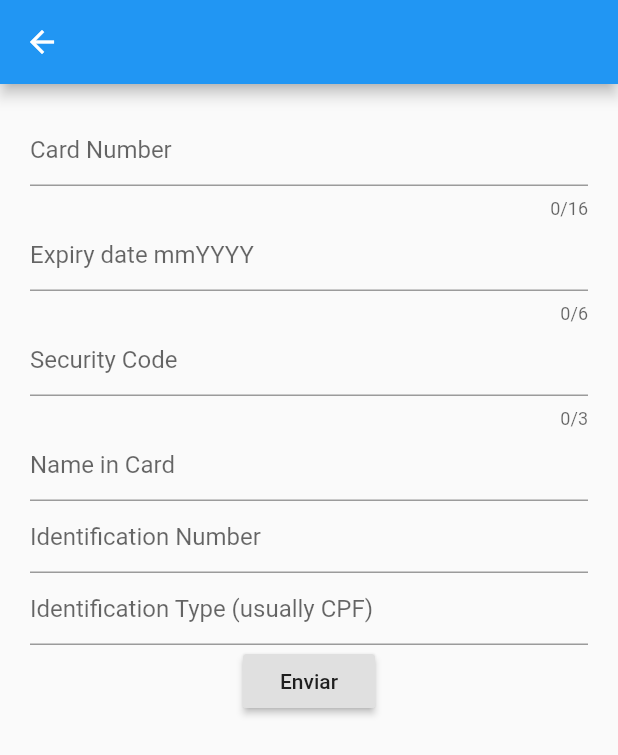
After one commit to WilliamBz12/mercado-pago-flutter, a Flutter app: the screen it shows after launch, after a tap on "Adicionar Cartão", on a phone screen of 412 x 824 dp. The commit adds this screen. Shown: the top 755 px of the screen. Run offline on Flutter 3.47's test engine with Material 2 defaults, Android fonts, the phone set to English and light mode, and no system bars; our stand-ins replace dio; network calls fail.

Commit message:
add examples some corrections

```diff
--- a/example/lib/main.dart
+++ b/example/lib/main.dart
@@ -1,5 +1,10 @@
+import 'package:example/pages/add_card_page.dart';
+import 'package:example/pages/associate_card_with_user_page.dart';
 import 'package:flutter/material.dart';
 import 'package:mercado_pago_flutter/mercado_pago_flutter.dart';
+
+import 'pages/create_user_page.dart';
+import 'pages/generate_token_to_payment_page.dart';
 
 void main() => runApp(MyApp());
 
@@ -19,42 +24,67 @@ class MyHomePage extends StatefulWidget {
 }
 
 class _MyHomePageState extends State<MyHomePage> {
-
   final _myCredentials = MercadoPagoCredentials(
     publicKey: "TEST-c4dddf49-fb1d-4255-a533-771893450ca1",
     accessToken:
         "TEST-5561621576284332-050814-31ec2e6e955becf249b25184d0f12114-172873986",
   );
 
-
-  Future<String> createAnCustomer() async {
-    final customerService = MercadoPagoCustomerService(
-      credentials: _myCredentials,
-    );
-
-    final customerId = await customerService.create(
-      customer: MercadoPagoCustomerModel(
-        email: "ana@gmail.com",
-        firstName: "will",
-        lastName: "santos",
-        identification: MercadoPagoIdentificationModel(
-          number: "10205236030",
-          type: "CPF",
-        ),
-      ),
-    );
-
-    return customerId;
-  }
-
   @override
   Widget build(BuildContext context) {
     return Scaffold(
-      body: Center(
-        child: RaisedButton(
-          onPressed: createAnCustomer,
-          child: Text("Criar cliente"),
-        ),
+      appBar: AppBar(),
+      body: Column(
+        children: <Widget>[
+          RaisedButton(
+            onPressed: () {
+              Navigator.push(
+                context,
+                MaterialPageRoute(
+                    builder: (context) => AddCardPage(
+                          mercadoPagoCredentials: _myCredentials,
+                        )),
+              );
+            },
+            child: Text("Adicionar Cartão"),
+          ),
+          RaisedButton(
+            onPressed: () {
+              Navigator.push(
+                context,
+                MaterialPageRoute(
+                    builder: (context) => CreateUserPage(
+                          mercadoPagoCredentials: _myCredentials,
+                        )),
+              );
+            },
+            child: Text("Adicionar usuario"),
+          ),
+          RaisedButton(
+            onPressed: () {
+              Navigator.push(
+                context,
+                MaterialPageRoute(
+                    builder: (context) => AssociateCardWithUserPage(
+                          mercadoPagoCredentials: _myCredentials,
+                        )),
+              );
+            },
+            child: Text("Associar cartão com usuario"),
+          ),
+          RaisedButton(
+            onPressed: () {
+              Navigator.push(
+                context,
+                MaterialPageRoute(
+                    builder: (context) => GeneateTokentoPaymentePage(
+                          mercadoPagoCredentials: _myCredentials,
+                        )),
+              );
+            },
+            child: Text("Gerar Toekn de Pagamento"),
+          ),
+        ],
       ),
     );
   }
--- /dev/null
+++ b/example/lib/pages/add_card_page.dart
@@ -0,0 +1,107 @@
+import 'package:flutter/material.dart';
+import 'package:mercado_pago_flutter/mercado_pago_flutter.dart';
+
+class AddCardPage extends StatefulWidget {
+  final MercadoPagoCredentials mercadoPagoCredentials;
+
+  AddCardPage({this.mercadoPagoCredentials});
+
+  @override
+  _AddCardPageState createState() => _AddCardPageState();
+}
+
+class _AddCardPageState extends State<AddCardPage> {
+  MercadoPagoCardService _cardService;
+
+  final _cardNumber$ = TextEditingController();
+  final _cardExpiry$ = TextEditingController();
+  final _cardHolderName$ = TextEditingController();
+  final _cvv$ = TextEditingController();
+  final _identification$ = TextEditingController();
+  final _identificationType$ = TextEditingController();
+
+  void _addCard() async {
+    final _card = MercadoPagoCreditCardModel(
+      cardNumber: _cardNumber$.text,
+      expirationMonth: _cardExpiry$.text.substring(0, 2),
+      expirationYear: _cardExpiry$.text.substring(2, 6),
+      lastFourDigits: _cardNumber$.text.substring(12, 16),
+      securityCode: _cvv$.text,
+      cardholder: Cardholder(
+        identification: MercadoPagoIdentificationModel(
+          number: _identification$.text,
+          type: _identificationType$.text,
+        ),
+        name: _cardHolderName$.text,
+      ),
+    );
+
+    try {
+      final response = await _cardService.register(card: _card);
+      print(response);
+    } catch (e) {
+      print(e.code);
+    }
+  }
+
+  @override
+  void initState() {
+    super.initState();
+    _cardService =
+        MercadoPagoCardService(credentials: widget.mercadoPagoCredentials);
+  }
+
+  @override
+  Widget build(BuildContext context) {
+    return Scaffold(
+      appBar: AppBar(),
+      body: Container(
+        padding: EdgeInsets.symmetric(
+          horizontal: 20,
+          vertical: 20,
+        ),
+        child: Column(
+          children: <Widget>[
+            TextField(
+              controller: _cardNumber$,
+              maxLength: 16,
+              keyboardType: TextInputType.number,
+              decoration: InputDecoration(hintText: "Card Number"),
+            ),
+            TextField(
+              controller: _cardExpiry$,
+              maxLength: 6,
+              keyboardType: TextInputType.number,
+              decoration: InputDecoration(hintText: "Expiry date mmYYYY"),
+            ),
+            TextField(
+              controller: _cvv$,
+              maxLength: 3,
+              keyboardType: TextInputType.number,
+              decoration: InputDecoration(hintText: "Security Code"),
+            ),
+            TextField(
+              controller: _cardHolderName$,
+              decoration: InputDecoration(hintText: "Name in Card"),
+            ),
+            TextField(
+              controller: _identification$,
+              keyboardType: TextInputType.number,
+              decoration: InputDecoration(hintText: "Identification Number"),
+            ),
+            TextField(
+              controller: _identificationType$,
+              decoration: InputDecoration(
+                hintText: "Identification Type (usually CPF)",
+              ),
+            ),
+            RaisedButton(
+              onPressed: _addCard,
+              child: Text("Enviar"),
+            )
+          ],
+        ),
+      ),
+    );
+  }
+}
--- a/lib/src/services/identification_type_service.dart
+++ b/lib/src/services/identification_type_service.dart
@@ -1,5 +1,3 @@
-import 'dart:io';
-
 import 'package:dio/dio.dart';
 import 'package:mercado_pago_flutter/src/core/api_provider.dart';
 import 'package:mercado_pago_flutter/src/models/credentials_model.dart';
@@ -24,8 +22,8 @@ class MercadoPagoIdentificationTypeService {
         });
       }
       return methods;
-    } on HttpException catch (e) {
-      throw Exception(e.message);
+    } on DioError {
+      rethrow;
     }
   }
 }
--- a/lib/src/services/payment_method_service.dart
+++ b/lib/src/services/payment_method_service.dart
@@ -24,8 +24,8 @@ class MercadoPagoPaymentMethodService {
         });
       }
       return methods;
-    } on HttpException catch (e) {
-      throw Exception(e.message);
+    } on DioError {
+      rethrow;
     }
   }
 }
--- a/pubspec.yaml
+++ b/pubspec.yaml
@@ -8,6 +8,7 @@ environment:
   sdk: ">=2.1.0 <3.0.0"
 
 dependencies:
+  awesome_card: ^1.1.0
   dartz: ^0.9.1
   dio: ^3.0.9
   flutter:
```
Also changed, not shown: example/lib/pages/associate_card_with_user_page.dart (added, +71 -0 lines), example/lib/pages/create_user_page.dart (added, +96 -0 lines), example/lib/pages/generate_token_to_payment_page.dart (added, +69 -0 lines), lib/src/services/card_service.dart (+13 -12 lines), lib/src/services/customer_service.dart (+4 -6 lines), lib/src/services/payment_service.dart (+4 -4 lines), example/pubspec.lock, pubspec.lock.
